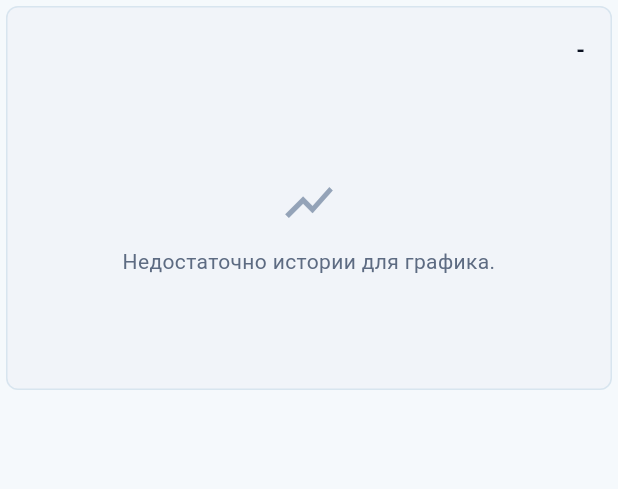
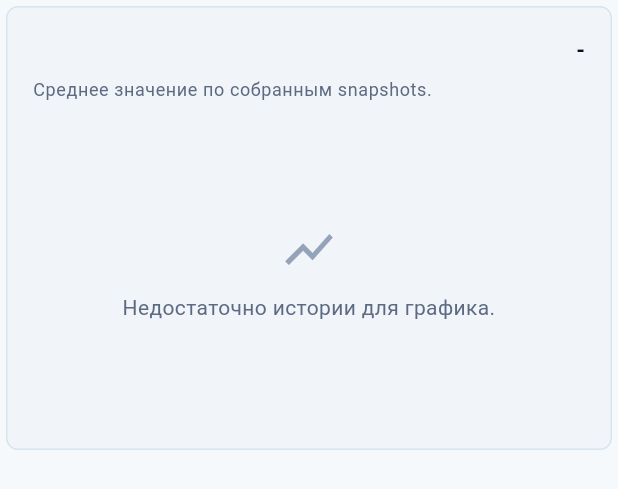
Before and after one commit to isafiulin/proxmox_dashboard, a Flutter app: the ResourceLineChart widget shown alone on an empty page, opened directly with empty values, on a phone screen of 412 x 824 dp. Shown: the top 489 px of the screen. Run offline on Flutter 3.47's test engine with Material 3 defaults, Android fonts, the phone set to English and light mode, and no system bars; our stand-ins replace dio, equatable, flutter_bloc, go_router, shared_preferences; accounts and stored records are empty; network calls fail.

Commit message:
Refactor backup terminology and enhance UI components. Update 'snapshots' to 'backup events' in dashboard and analysis logic. Improve resource line chart layout and add descriptive labels. Adjust test cases to reflect changes in backup data structure.

```diff
--- a/frontend/lib/features/dashboard/presentation/pages/overview_page.dart
+++ b/frontend/lib/features/dashboard/presentation/pages/overview_page.dart
@@ -170,7 +170,7 @@ class _ResourceHistorySection extends StatelessWidget {
                           crossAxisCount: 2,
                           crossAxisSpacing: 12,
                           mainAxisSpacing: 12,
-                          mainAxisExtent: 220,
+                          mainAxisExtent: 260,
                         ),
                     itemBuilder: (BuildContext context, int index) =>
                         charts[index],
--- a/frontend/lib/shared/widgets/resource_line_chart.dart
+++ b/frontend/lib/shared/widgets/resource_line_chart.dart
@@ -20,9 +20,19 @@ class ResourceLineChart extends StatelessWidget {
   @override
   Widget build(BuildContext context) {
     final latest = points.isEmpty ? null : points.last.value;
+    final min = points.isEmpty
+        ? null
+        : points.map((point) => point.value).reduce((a, b) => a < b ? a : b);
+    final max = points.isEmpty
+        ? null
+        : points.map((point) => point.value).reduce((a, b) => a > b ? a : b);
+    final range = points.length < 2
+        ? ''
+        : '${_formatShortDateTime(points.first.time)} - '
+              '${_formatShortDateTime(points.last.time)}';
     return AppCard(
       child: SizedBox(
-        height: 220,
+        height: 260,
         child: Column(
           crossAxisAlignment: CrossAxisAlignment.start,
           children: <Widget>[
@@ -44,6 +54,13 @@ class ResourceLineChart extends StatelessWidget {
                 ),
               ],
             ),
+            const SizedBox(height: 6),
+            Text(
+              _descriptionForTitle(title),
+              style: Theme.of(
+                context,
+              ).textTheme.bodySmall?.copyWith(color: AppColors.mutedInk),
+            ),
             const SizedBox(height: 12),
             if (points.length < 2)
               const Expanded(
@@ -54,14 +71,65 @@ class ResourceLineChart extends StatelessWidget {
               )
             else
               Expanded(
-                child: CustomPaint(
-                  painter: _ResourceLineChartPainter(points),
-                  child: const SizedBox.expand(),
+                child: Column(
+                  children: <Widget>[
+                    Expanded(
+                      child: Row(
+                        children: <Widget>[
+                          const SizedBox(width: 36, child: _YAxisLabels()),
+                          Expanded(
+                            child: CustomPaint(
+                              painter: _ResourceLineChartPainter(points),
+                              child: const SizedBox.expand(),
+                            ),
+                          ),
+                        ],
+                      ),
+                    ),
+                    const SizedBox(height: 6),
+                    Row(
+                      children: <Widget>[
+                        const SizedBox(width: 36),
+                        Expanded(
+                          child: Text(
+                            range,
+                            style: Theme.of(context).textTheme.bodySmall
+                                ?.copyWith(color: AppColors.mutedInk),
+                          ),
+                        ),
+                        Text(
+                          'min ${formatPercent(min ?? 0)} · max ${formatPercent(max ?? 0)}',
+                          style: Theme.of(context).textTheme.bodySmall
+                              ?.copyWith(color: AppColors.mutedInk),
+                        ),
+                      ],
+                    ),
+                  ],
                 ),
               ),
           ],
         ),
       ),
+    );
+  }
+}
+
+class _YAxisLabels extends StatelessWidget {
+  const _YAxisLabels();
+
+  @override
+  Widget build(BuildContext context) {
+    final style = Theme.of(
+      context,
+    ).textTheme.bodySmall?.copyWith(color: AppColors.mutedInk);
+    return Column(
+      mainAxisAlignment: MainAxisAlignment.spaceBetween,
+      crossAxisAlignment: CrossAxisAlignment.end,
+      children: <Widget>[
+        Text('100%', style: style),
+        Text('50%', style: style),
+        Text('0%', style: style),
+      ],
     );
   }
 }
@@ -138,3 +206,23 @@ class _ResourceLineChartPainter extends CustomPainter {
     return oldDelegate.points != points;
   }
 }
+
+String _descriptionForTitle(String title) {
+  final lower = title.toLowerCase();
+  if (lower.contains('storage')) {
+    return 'Средняя занятость storage по всем источникам за период.';
+  }
+  if (lower.contains('vm') || lower.contains('lxc')) {
+    return 'Средняя нагрузка всех VM/LXC из собранных snapshots.';
+  }
+  if (lower.contains('нод')) {
+    return 'Средняя нагрузка всех Proxmox нод из собранных snapshots.';
+  }
+  return 'Среднее значение по собранным snapshots.';
+}
+
+String _formatShortDateTime(DateTime value) {
+  final local = value.toLocal();
+  String two(int input) => input.toString().padLeft(2, '0');
+  return '${two(local.day)}.${two(local.month)} ${two(local.hour)}:${two(local.minute)}';
+}
```
Also changed, not shown: frontend/lib/features/dashboard/presentation/pages/backup_schedule_page.dart (+6 -6 lines), frontend/lib/features/sources/domain/backup_analysis.dart (+82 -18 lines), 1 other file.
